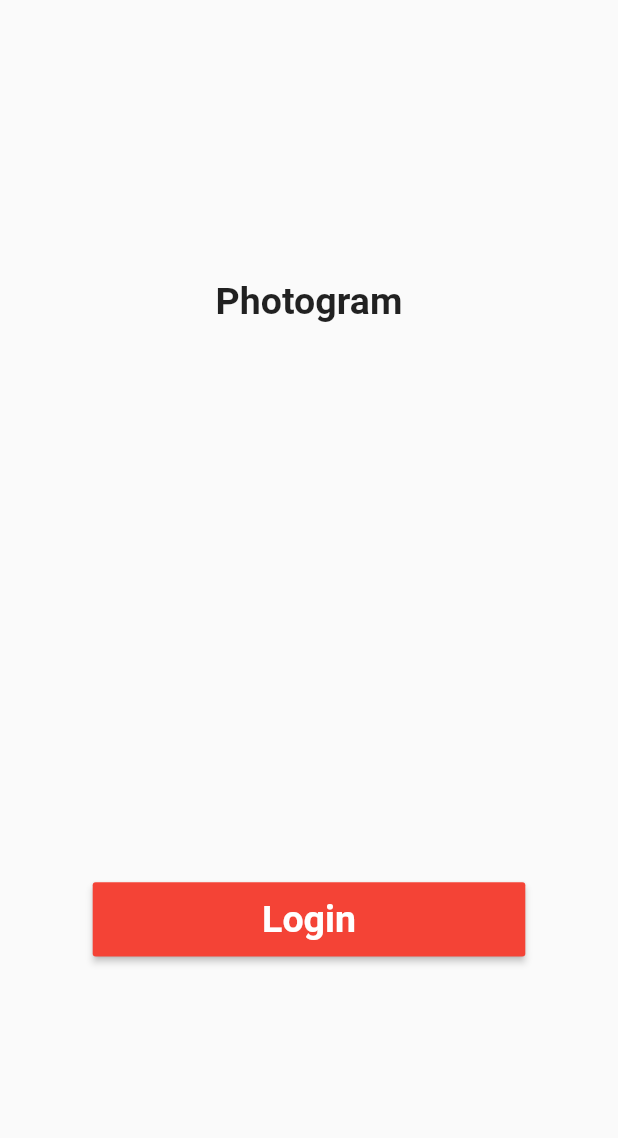
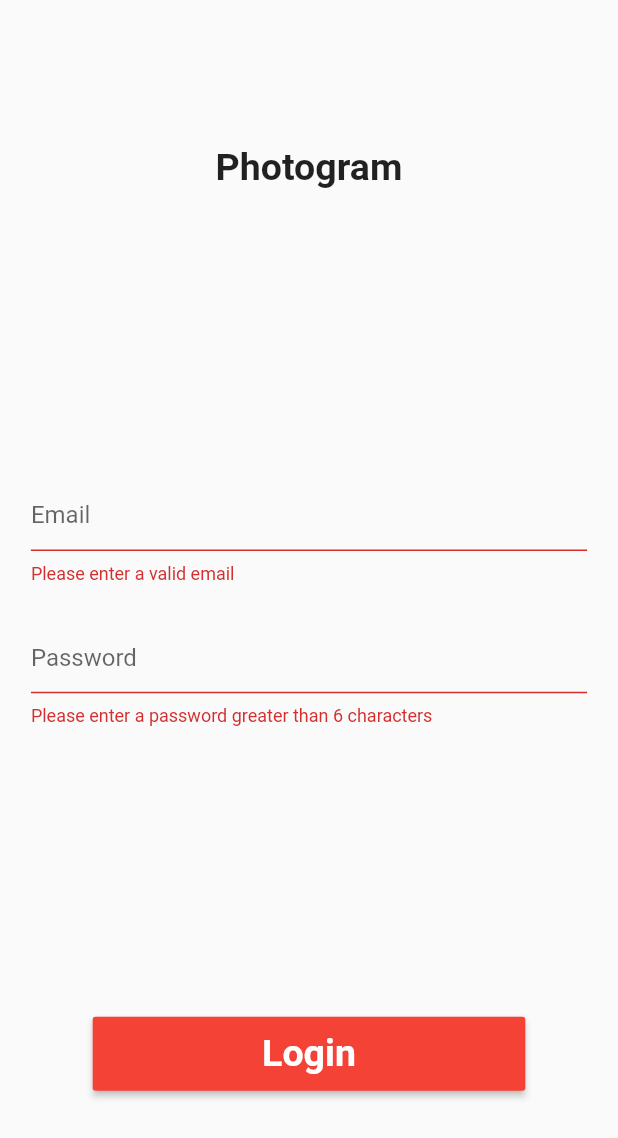
Before and after one commit to nograve/photogram, a Flutter app: the screen it shows after launch, after a tap on "Login", on a phone screen of 412 x 824 dp. Shown: the top 1138 px of the screen. Run offline on Flutter 3.47's test engine with Material 2 defaults, Android fonts, the light colour scheme and no system bars.

Commit message:
added form for login

```diff
--- a/lib/pages/login_page.dart
+++ b/lib/pages/login_page.dart
@@ -1,10 +1,12 @@
 import 'package:flutter/material.dart';
 
 import 'package:photogram/widgets/login_button.dart';
+import 'package:photogram/widgets/login_form.dart';
 import 'package:photogram/widgets/title_widget.dart';
 
 class LoginPage extends StatelessWidget {
-  const LoginPage({super.key});
+  final loginFormKey = GlobalKey<FormState>();
+  LoginPage({super.key});
 
   @override
   Widget build(BuildContext context) {
@@ -19,9 +21,10 @@ class LoginPage extends StatelessWidget {
               mainAxisAlignment: MainAxisAlignment.spaceAround,
               mainAxisSize: MainAxisSize.max,
               crossAxisAlignment: CrossAxisAlignment.center,
-              children: const [
+              children: [
                 TitleWidget(),
-                LoginButton(),
+                LoginForm(loginFormKey: loginFormKey),
+                LoginButton(loginFormKey: loginFormKey),
               ],
             ),
           ),
--- a/lib/photogram_app.dart
+++ b/lib/photogram_app.dart
@@ -1,6 +1,6 @@
 import 'package:flutter/material.dart';
+
 import 'package:photogram/pages/login_page.dart';
-
 import 'package:photogram/pages/register_page.dart';
 
 class PhotogramApp extends StatelessWidget {
@@ -15,7 +15,7 @@ class PhotogramApp extends StatelessWidget {
       ),
       routes: {
         'register': (context) => const RegisterPage(),
-        'login': (context) => const LoginPage(),
+        'login': (context) => LoginPage(),
       },
       initialRoute: 'login',
     );
--- /dev/null
+++ b/lib/widgets/email_text_field.dart
@@ -0,0 +1,32 @@
+import 'package:flutter/material.dart';
+
+class EmailTextField extends StatefulWidget {
+  const EmailTextField({super.key});
+
+  @override
+  State<EmailTextField> createState() => _EmailTextFieldState();
+}
+
+class _EmailTextFieldState extends State<EmailTextField> {
+  String? _email;
+
+  @override
+  Widget build(BuildContext context) {
+    return TextFormField(
+      decoration: const InputDecoration(hintText: 'Email'),
+      onSaved: (newValue) {
+        setState(() {
+          _email = newValue;
+        });
+      },
+      validator: (value) {
+        if (value != null &&
+            value.contains(RegExp(
+                r"^[a-zA-Z0-9.!#$%&'*+/=?^_`{|}~-]+@[a-zA-Z0-9](?:[a-zA-Z0-9-]{0,61}[a-zA-Z0-9])?(?:\.[a-zA-Z0-9](?:[a-zA-Z0-9-]{0,61}[a-zA-Z0-9])?)*$"))) {
+          return null;
+        }
+        return 'Please enter a valid email';
+      },
+    );
+  }
+}
--- a/lib/widgets/login_button.dart
+++ b/lib/widgets/login_button.dart
@@ -1,7 +1,9 @@
 import 'package:flutter/material.dart';
 
 class LoginButton extends StatelessWidget {
-  const LoginButton({super.key});
+  final GlobalKey<FormState> loginFormKey;
+
+  const LoginButton({required this.loginFormKey, super.key});
 
   @override
   Widget build(BuildContext context) {
@@ -17,7 +19,9 @@ class LoginButton extends StatelessWidget {
           fontWeight: FontWeight.w600,
         ),
       ),
-      onPressed: () {},
+      onPressed: () {
+        if (loginFormKey.currentState!.validate()) {}
+      },
     );
   }
 }
--- /dev/null
+++ b/lib/widgets/login_form.dart
@@ -0,0 +1,31 @@
+import 'package:flutter/material.dart';
+
+import 'package:photogram/widgets/email_text_field.dart';
+import 'package:photogram/widgets/password_text_field.dart';
+
+class LoginForm extends StatelessWidget {
+  final GlobalKey<FormState> loginFormKey;
+  const LoginForm({
+    required this.loginFormKey,
+    super.key,
+  });
+
+  @override
+  Widget build(BuildContext context) {
+    return Container(
+      height: MediaQuery.of(context).size.height * 0.2,
+      child: Form(
+        key: loginFormKey,
+        child: Column(
+          mainAxisAlignment: MainAxisAlignment.spaceBetween,
+          mainAxisSize: MainAxisSize.max,
+          crossAxisAlignment: CrossAxisAlignment.center,
+          children: [
+            EmailTextField(),
+            PasswordTextField(),
+          ],
+        ),
+      ),
+    );
+  }
+}
--- /dev/null
+++ b/lib/widgets/password_text_field.dart
@@ -0,0 +1,31 @@
+import 'package:flutter/material.dart';
+
+class PasswordTextField extends StatefulWidget {
+  const PasswordTextField({super.key});
+
+  @override
+  State<PasswordTextField> createState() => _PasswordTextFieldState();
+}
+
+class _PasswordTextFieldState extends State<PasswordTextField> {
+  String? _password;
+
+  @override
+  Widget build(BuildContext context) {
+    return TextFormField(
+      obscureText: true,
+      decoration: const InputDecoration(hintText: 'Password'),
+      onSaved: (newValue) {
+        setState(() {
+          _password = newValue;
+        });
+      },
+      validator: (value) {
+        if (value != null && value.length > 6) {
+          return null;
+        }
+        return 'Please enter a password greater than 6 characters';
+      },
+    );
+  }
+}
```
